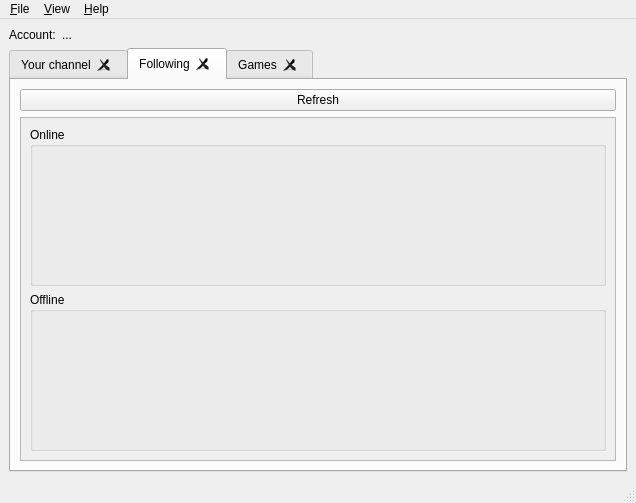
Above: src/forms/main_window.ui from wakeofluna/qlivestream before the change. Below: the same form after it.
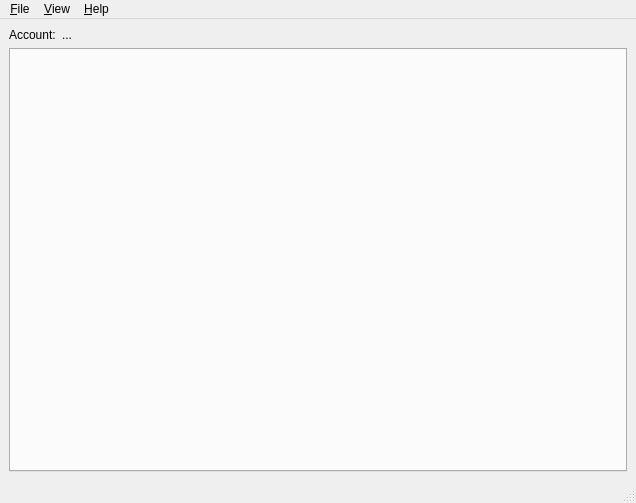
That is the form after the change.

Diff of the .ui file:
```diff
--- a/src/forms/main_window.ui
+++ b/src/forms/main_window.ui
@@ -50,129 +50,6 @@
       <property name="movable">
        <bool>true</bool>
       </property>
-      <widget class="QWidget" name="tabYourChannel">
-       <attribute name="title">
-        <string>Your channel</string>
-       </attribute>
-      </widget>
-      <widget class="QWidget" name="tabFollowing">
-       <attribute name="title">
-        <string>Following</string>
-       </attribute>
-       <layout class="QVBoxLayout" name="verticalLayout_4">
-        <item>
-         <widget class="QPushButton" name="btnFollowingRefresh">
-          <property name="text">
-           <string>Refresh</string>
-          </property>
-         </widget>
-        </item>
-        <item>
-         <widget class="QScrollArea" name="scrFollowing">
-          <property name="horizontalScrollBarPolicy">
-           <enum>Qt::ScrollBarAlwaysOff</enum>
-          </property>
-          <property name="sizeAdjustPolicy">
-           <enum>QAbstractScrollArea::AdjustToContents</enum>
-          </property>
-          <property name="widgetResizable">
-           <bool>true</bool>
-          </property>
-          <widget class="QWidget" name="scrFollowingContents">
-           <property name="geometry">
-            <rect>
-             <x>0</x>
-             <y>0</y>
-             <width>594</width>
-             <height>340</height>
-            </rect>
-           </property>
-           <layout class="QVBoxLayout" name="verticalLayout_5">
-            <item>
-             <widget class="QGroupBox" name="grpFollowingOnline">
-              <property name="title">
-               <string>Online</string>
-              </property>
-              <property name="flat">
-               <bool>true</bool>
-              </property>
-             </widget>
-            </item>
-            <item>
-             <widget class="QGroupBox" name="grpFollowingOffline">
-              <property name="title">
-               <string>Offline</string>
-              </property>
-              <property name="flat">
-               <bool>true</bool>
-              </property>
-             </widget>
-            </item>
-           </layout>
-          </widget>
-         </widget>
-        </item>
-       </layout>
-      </widget>
-      <widget class="QWidget" name="tabGames">
-       <attribute name="title">
-        <string>Games</string>
-       </attribute>
-       <layout class="QVBoxLayout" name="verticalLayout_2">
-        <item>
-         <widget class="QPushButton" name="btnGamesRefresh">
-          <property name="text">
-           <string>Refresh</string>
-          </property>
-         </widget>
-        </item>
-        <item>
-         <widget class="QScrollArea" name="scrGames">
-          <property name="horizontalScrollBarPolicy">
-           <enum>Qt::ScrollBarAlwaysOff</enum>
-          </property>
-          <property name="widgetResizable">
-           <bool>true</bool>
-          </property>
-          <property name="alignment">
-           <set>Qt::AlignLeading|Qt::AlignLeft|Qt::AlignTop</set>
-          </property>
-          <widget class="QWidget" name="scrGamesContents">
-           <property name="geometry">
-            <rect>
-             <x>0</x>
-             <y>0</y>
-             <width>594</width>
-             <height>340</height>
-            </rect>
-           </property>
-           <layout class="QVBoxLayout" name="verticalLayout_3">
-            <item>
-             <widget class="QGroupBox" name="grpGamesFavourite">
-              <property name="title">
-               <string>Favourite</string>
-              </property>
-              <property name="flat">
-               <bool>true</bool>
-              </property>
-             </widget>
-            </item>
-            <item>
-             <widget class="QGroupBox" name="grpGamesAll">
-              <property name="title">
-               <string>All</string>
-              </property>
-              <property name="flat">
-               <bool>true</bool>
-              </property>
-             </widget>
-            </item>
-           </layout>
-          </widget>
-         </widget>
-        </item>
-       </layout>
-      </widget>
      </widget>
     </item>
    </layout>
```
Left out of the diff: 17 changed lines with no effect on the pictures.
